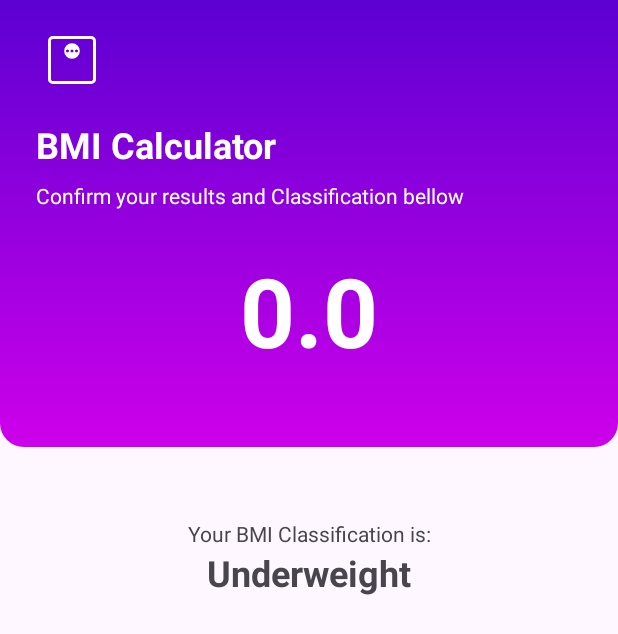
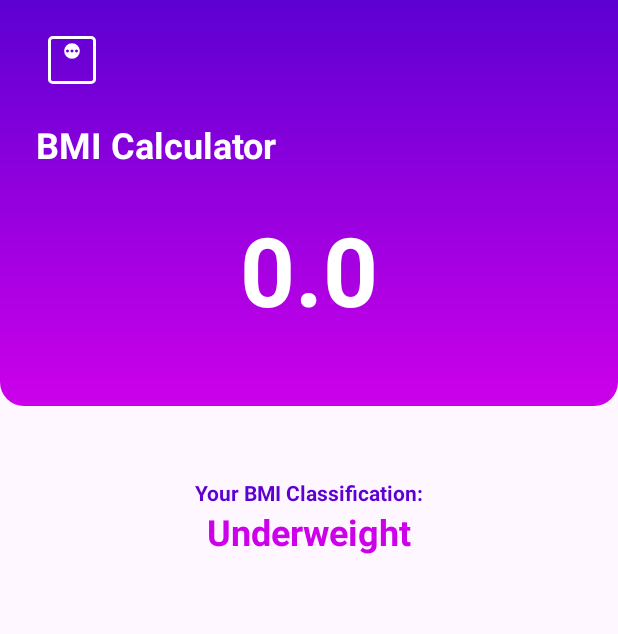
Before and after one commit to ThiagoDeVDE/CalculatorIMCv2, an Android app: the ResultActivity screen opened directly, with no data from a screen before it, on a phone screen of 412 x 824 dp. Shown: the top 634 px of the screen. Run offline under Robolectric (Android 15) with nearby library versions, the phone set to English and light mode, and no system bars.

Commit message:
imc calc

```diff
--- a/app/src/main/java/com/comunidadedevspace/imc/MainActivity.kt
+++ b/app/src/main/java/com/comunidadedevspace/imc/MainActivity.kt
@@ -1,10 +1,9 @@
 package com.comunidadedevspace.imc
 
 import android.content.Intent
-import androidx.appcompat.app.AppCompatActivity
 import android.os.Bundle
 import android.widget.Button
-import androidx.activity.result.contract.ActivityResultContracts
+import androidx.appcompat.app.AppCompatActivity
 import com.google.android.material.snackbar.Snackbar
 import com.google.android.material.textfield.TextInputEditText
 
--- a/app/src/main/res/layout/activity_result.xml
+++ b/app/src/main/res/layout/activity_result.xml
@@ -34,18 +34,10 @@
             android:layout_width="wrap_content"
             android:layout_height="wrap_content"
             android:layout_marginStart="24dp"
-            android:textStyle="bold"
+            android:text="BMI Calculator"
+            android:textColor="@color/white"
             android:textSize="24dp"
-            android:textColor="@color/white"
-            android:text="BMI Calculator" />
-        <TextView
-            android:layout_width="wrap_content"
-            android:layout_height="wrap_content"
-            android:layout_marginTop="8dp"
-            android:layout_marginStart="24dp"
-            android:layout_marginEnd="24dp"
-            android:text="Confirm your results and Classification bellow"
-            android:textColor="@color/white"/>
+            android:textStyle="bold" />
 
         <TextView
             android:id="@+id/tv_result"
@@ -59,9 +51,6 @@
             android:gravity="center"
             tools:text="23.66"
             android:textColor="@color/white"/>
-
-
-
     </LinearLayout>
 
 
@@ -72,7 +61,9 @@
         android:layout_height="wrap_content"
         android:layout_marginTop="48dp"
         android:gravity="center"
-        android:text="Your BMI Classification is:" />
+        android:text="Your BMI Classification:"
+        android:textColor="@color/primary_900"
+        android:textStyle="bold"/>
 
     <TextView
         android:id="@+id/tv_classification"
@@ -81,6 +72,7 @@
         android:gravity="center"
         android:textSize="24sp"
         android:textStyle="bold"
+        android:textColor="@color/primary_400"
         tools:text="NORMAL" />
 
 
```
